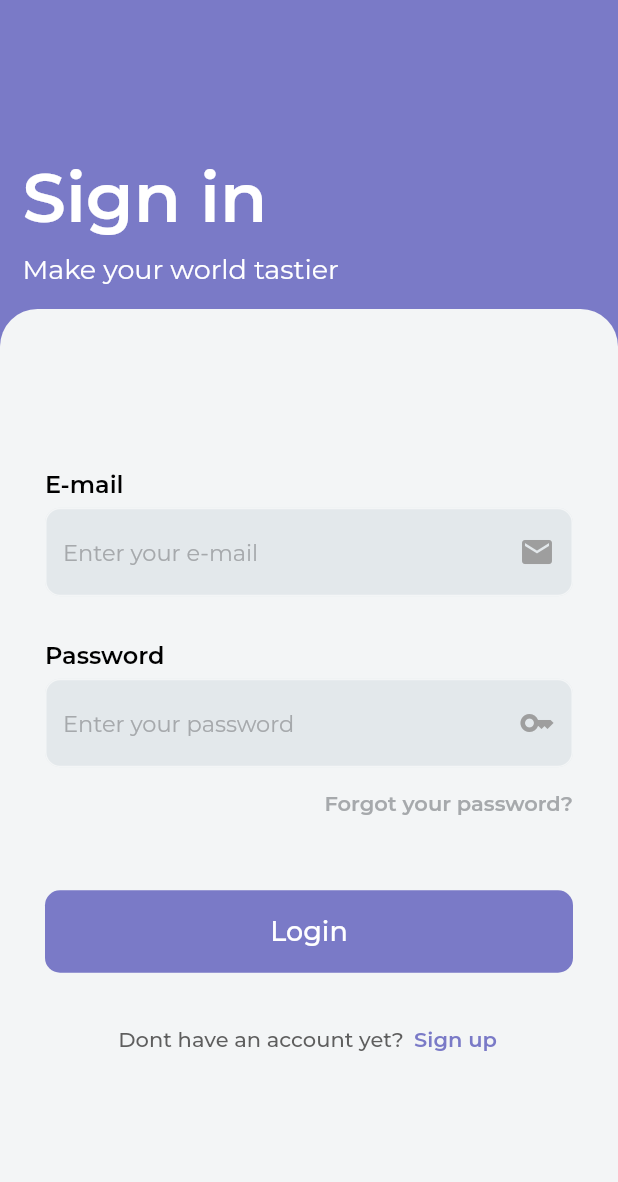
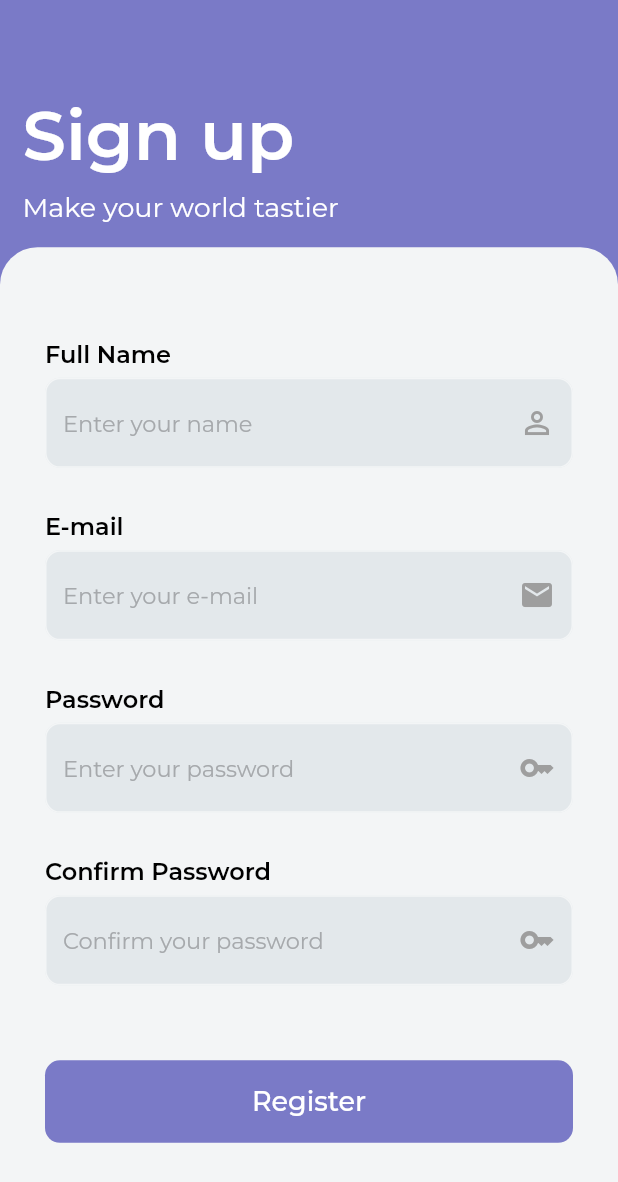
Before and after one commit to e-meyer/cookbook, a Flutter app: the screen it shows after launch, on a phone screen of 412 x 824 dp. Shown: the top 1182 px of the screen. Run offline on Flutter 3.47's test engine with Material 2 defaults, Android fonts, the phone set to English and light mode, and no system bars; our stand-ins replace google_fonts.

Commit message:
feat: create register_view to register new users, create generic validations for fields

```diff
--- a/lib/components/auth_fields.dart
+++ b/lib/components/auth_fields.dart
@@ -3,18 +3,19 @@ import 'package:flutter/material.dart';
 import 'package:google_fonts/google_fonts.dart';
 
 class AuthField extends StatefulWidget {
-  const AuthField({
-    super.key,
-    required this.focusNode,
-    required this.hintText,
-    required this.prefixIcon,
-    required this.controller,
-  });
+  AuthField(
+      {super.key,
+      required this.focusNode,
+      required this.hintText,
+      required this.prefixIcon,
+      required this.controller,
+      this.password});
 
   final FocusNode focusNode;
   final String hintText;
   final IconData prefixIcon;
   final TextEditingController controller;
+  String? password;
 
   @override
   State<AuthField> createState() => _AuthFieldState();
@@ -24,6 +25,21 @@ class _AuthFieldState extends State<AuthField> {
   @override
   Widget build(BuildContext context) {
     return TextFormField(
+      obscureText: widget.hintText.contains('password') ? true : false,
+      validator: (value) {
+        if (widget.hintText.contains('password')) {
+          return _passwordValidator(value);
+        } else if (widget.hintText.contains('name')) {
+          print('2');
+        } else if (widget.hintText.contains('e-mail')) {
+          print('3');
+        }
+        if (value == null || value.isEmpty) {
+          return 'Empty field';
+        }
+        return null;
+      },
+      style: GoogleFonts.montserrat(),
       controller: widget.controller,
       focusNode: widget.focusNode,
       decoration: InputDecoration(
@@ -31,6 +47,18 @@ class _AuthFieldState extends State<AuthField> {
           widget.prefixIcon,
           color:
               widget.focusNode.hasFocus ? ColorPallete.darkPurple : Colors.grey,
+        ),
+        focusedErrorBorder: OutlineInputBorder(
+          borderRadius: BorderRadius.circular(10),
+          borderSide: const BorderSide(
+            color: ColorPallete.lightPurple,
+          ),
+        ),
+        errorBorder: OutlineInputBorder(
+          borderRadius: BorderRadius.circular(10),
+          borderSide: const BorderSide(
+            color: ColorPallete.darkGrey,
+          ),
         ),
         suffixIconColor: ColorPallete.lightPurple,
         focusedBorder: OutlineInputBorder(
@@ -57,4 +85,13 @@ class _AuthFieldState extends State<AuthField> {
       ),
     );
   }
+
+  _passwordValidator(value) {
+    if (value.isEmpty) {
+      return 'Input a password';
+    } else if (value != widget.password) {
+      return 'Passwords must be equal';
+    }
+    return null;
+  }
 }
--- a/lib/components/signup_section.dart
+++ b/lib/components/signup_section.dart
@@ -19,7 +19,9 @@ class SignupSection extends StatelessWidget {
           ),
         ),
         ElevatedButton(
-          onPressed: () {},
+          onPressed: () {
+            Navigator.pushNamed(context, '/register');
+          },
           style: ElevatedButton.styleFrom(
             shape: RoundedRectangleBorder(
               borderRadius: BorderRadius.circular(10),
--- a/lib/main.dart
+++ b/lib/main.dart
@@ -1,5 +1,6 @@
 import 'package:cookbook/screens/authentication_view.dart';
 import 'package:cookbook/screens/home_view.dart';
+import 'package:cookbook/screens/register_view.dart';
 import 'package:flutter/material.dart';
 
 void main() {
@@ -11,14 +12,16 @@ class MyApp extends StatelessWidget {
   @override
   Widget build(BuildContext context) {
     return MaterialApp(
+      debugShowCheckedModeBanner: false,
       title: 'Cook Book',
       theme: ThemeData(
         primarySwatch: Colors.purple,
       ),
-      initialRoute: '/auth',
+      initialRoute: '/register',
       routes: {
         '/': (context) => const HomeScreen(),
-        '/auth': (context) => const Authentication(),
+        '/auth': (context) => const AuthenticationScreen(),
+        '/register': (context) => const RegisterScreen(),
       },
     );
   }
--- a/lib/screens/authentication_view.dart
+++ b/lib/screens/authentication_view.dart
@@ -4,15 +4,15 @@ import 'package:cookbook/helpers/colorpallete.dart';
 import 'package:flutter/material.dart';
 import 'package:google_fonts/google_fonts.dart';
 
-class Authentication extends StatefulWidget {
-  const Authentication({super.key});
+class AuthenticationScreen extends StatefulWidget {
+  const AuthenticationScreen({super.key});
 
   @override
-  State<Authentication> createState() => _AuthenticationState();
+  State<AuthenticationScreen> createState() => _AuthenticationScreenState();
 }
 
-class _AuthenticationState extends State<Authentication> {
-  List<FocusNode> _focusNodes = [
+class _AuthenticationScreenState extends State<AuthenticationScreen> {
+  final List<FocusNode> _focusNodes = [
     FocusNode(),
     FocusNode(),
   ];
--- /dev/null
+++ b/lib/screens/register_view.dart
@@ -0,0 +1,228 @@
+import 'package:cookbook/components/auth_fields.dart';
+import 'package:cookbook/helpers/colorpallete.dart';
+import 'package:flutter/material.dart';
+import 'package:google_fonts/google_fonts.dart';
+
+class RegisterScreen extends StatefulWidget {
+  const RegisterScreen({super.key});
+
+  @override
+  State<RegisterScreen> createState() => _RegisterScreenState();
+}
+
+class _RegisterScreenState extends State<RegisterScreen> {
+  final List<FocusNode> _focusNodes = [
+    FocusNode(),
+    FocusNode(),
+    FocusNode(),
+    FocusNode(),
+  ];
+
+  @override
+  void initState() {
+    _focusNodes.forEach((node) {
+      node.addListener(() {
+        setState(() {});
+      });
+    });
+    super.initState();
+  }
+
+  final _formKey = GlobalKey<FormState>();
+  final TextEditingController _nameController = TextEditingController();
+  final TextEditingController _emailController = TextEditingController();
+  final TextEditingController _passwordController = TextEditingController();
+  final TextEditingController _confPasswordController = TextEditingController();
+
+  @override
+  Widget build(BuildContext context) {
+    return Scaffold(
+      backgroundColor: ColorPallete.darkPurple,
+      body: SingleChildScrollView(
+        physics: const BouncingScrollPhysics(),
+        child: Column(
+          mainAxisAlignment: MainAxisAlignment.center,
+          crossAxisAlignment: CrossAxisAlignment.start,
+          children: [
+            SizedBox(
+              width: double.infinity,
+              height: MediaQuery.of(context).size.height * 0.20,
+              child: Padding(
+                padding: const EdgeInsets.only(left: 15.0),
+                child: Column(
+                  crossAxisAlignment: CrossAxisAlignment.start,
+                  mainAxisAlignment: MainAxisAlignment.end,
+                  children: [
+                    Text(
+                      'Sign up',
+                      style: GoogleFonts.montserrat(
+                        fontSize: 46,
+                        color: ColorPallete.plainWhite,
+                        fontWeight: FontWeight.w600,
+                      ),
+                    ),
+                    const SizedBox(
+                      height: 10,
+                    ),
+                    Text(
+                      'Make your world tastier',
+                      style: GoogleFonts.montserrat(
+                        fontSize: 18,
+                        color: ColorPallete.plainWhite,
+                        fontWeight: FontWeight.w400,
+                      ),
+                    ),
+                    const SizedBox(
+                      height: 15,
+                    ),
+                  ],
+                ),
+              ),
+            ),
+            Container(
+              decoration: const BoxDecoration(
+                borderRadius: BorderRadius.only(
+                  topLeft: Radius.circular(25),
+                  topRight: Radius.circular(25),
+                ),
+                color: ColorPallete.lightGrey,
+              ),
+              width: double.infinity,
+              height: MediaQuery.of(context).size.height * 0.80,
+              child: Padding(
+                padding: const EdgeInsets.only(left: 30, right: 30),
+                child: Form(
+                  key: _formKey,
+                  child: Column(
+                    mainAxisAlignment: MainAxisAlignment.center,
+                    children: [
+                      // Name Field
+                      Align(
+                        alignment: Alignment.topLeft,
+                        child: Text(
+                          'Full Name',
+                          style: GoogleFonts.montserrat(
+                            fontSize: 16,
+                            color: ColorPallete.primaryText,
+                            fontWeight: FontWeight.w600,
+                          ),
+                        ),
+                      ),
+                      const SizedBox(height: 5),
+                      AuthField(
+                        focusNode: _focusNodes[0],
+                        hintText: 'Enter your name',
+                        prefixIcon: Icons.perm_identity,
+                        controller: _nameController,
+                      ),
+                      const SizedBox(height: 30),
+
+                      // E-mail Field
+                      Align(
+                        alignment: Alignment.topLeft,
+                        child: Text(
+                          'E-mail',
+                          style: GoogleFonts.montserrat(
+                            fontSize: 16,
+                            color: ColorPallete.primaryText,
+                            fontWeight: FontWeight.w600,
+                          ),
+                        ),
+                      ),
+                      const SizedBox(height: 5),
+                      AuthField(
+                        focusNode: _focusNodes[1],
+                        hintText: 'Enter your e-mail',
+                        prefixIcon: Icons.email,
+                        controller: _emailController,
+                      ),
+                      const SizedBox(height: 30),
+
+                      // Password Field
+                      Align(
+                        alignment: Alignment.topLeft,
+                        child: Text(
+                          'Password',
+                          style: GoogleFonts.montserrat(
+                            fontSize: 16,
+                            color: ColorPallete.primaryText,
+                            fontWeight: FontWeight.w600,
+                          ),
+                        ),
+                      ),
+                      const SizedBox(height: 5),
+                      AuthField(
+                        focusNode: _focusNodes[2],
+                        hintText: 'Enter your password',
+                        prefixIcon: Icons.key,
+                        controller: _passwordController,
+                        password: _passwordController.text,
+                      ),
+                      const SizedBox(height: 30),
+
+                      // Password Confirm Field
+                      Align(
+                        alignment: Alignment.topLeft,
+                        child: Text(
+                          'Confirm Password',
+                          style: GoogleFonts.montserrat(
+                            fontSize: 16,
+                            color: ColorPallete.primaryText,
+                            fontWeight: FontWeight.w600,
+                          ),
+                        ),
+                      ),
+                      const SizedBox(height: 5),
+
+                      AuthField(
+                        focusNode: _focusNodes[3],
+                        hintText: 'Confirm your password',
+                        prefixIcon: Icons.key,
+                        controller: _confPasswordController,
+                        password: _passwordController.text,
+                      ),
+
+                      const SizedBox(height: 50),
+                      ElevatedButton(
+                        onPressed: () {
+                          if (_formKey.currentState!.validate()) {
+                            Navigator.pushNamedAndRemoveUntil(
+                              context,
+                              '/auth',
+                              (route) => false,
+                            );
+                          }
+                          print(_nameController.text);
+                          print(_emailController.text);
+                          print(_passwordController.text);
+                          print(_confPasswordController.text);
+                        },
+                        style: ElevatedButton.styleFrom(
+                          shape: RoundedRectangleBorder(
+                            borderRadius: BorderRadius.circular(10),
+                          ),
+                          minimumSize: const Size.fromHeight(55),
+                          elevation: 0,
+                          backgroundColor: ColorPallete.darkPurple,
+                        ),
+                        child: Text(
+                          'Register',
+                          style: GoogleFonts.montserrat(
+                            fontWeight: FontWeight.w500,
+                            fontSize: 18,
+                          ),
+                        ),
+                      ),
+
+                      // const SignupSection(),
+                    ],
+                  ),
+                ),
+              ),
+            ),
+          ],
+        ),
+      ),
+    );
+  }
+}
```
